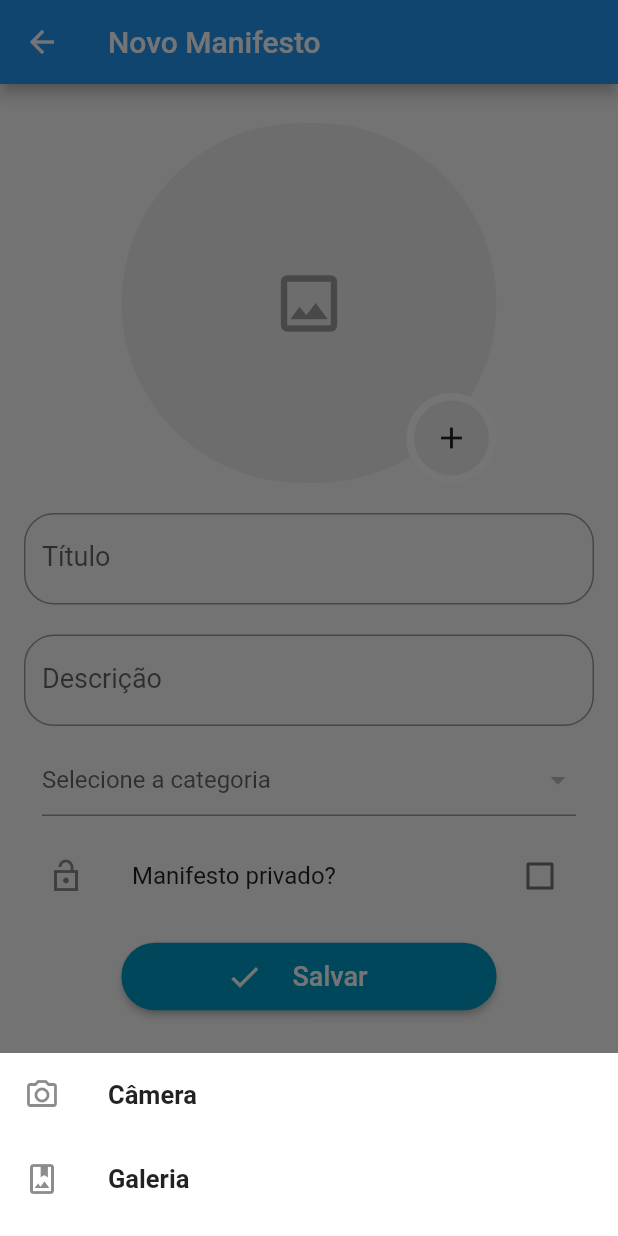
After one commit to layshidani/puc-seu-louviral, a Flutter app: the NewReportPage screen opened by its route, after a tap on the "image" icon, on a phone screen of 412 x 824 dp. The commit adds this screen. Run offline on Flutter 3.47's test engine with Material 2 defaults, Android fonts, the phone set to English and light mode, and no system bars; our stand-ins replace cloud_firestore, firebase_auth, firebase_core, firebase_storage, flutter_advanced_drawer, get and 3 more; accounts and stored records are empty; project files that could hold a hidden picture were left out.

Commit message:
feat: criacao da tela de adicionar report

```diff
--- /dev/null
+++ b/seu_lourival/lib/app/modules/report/new_report/binding.dart
@@ -0,0 +1,11 @@
+import 'package:get/instance_manager.dart';
+import 'package:image_picker/image_picker.dart';
+import 'controller.dart';
+import 'repository.dart';
+
+class NewReportBinding implements Bindings {
+  @override
+  void dependencies() {
+    Get.put(NewReportController(NewReportRepository()));
+  }
+}
--- /dev/null
+++ b/seu_lourival/lib/app/modules/report/new_report/controller.dart
@@ -0,0 +1,89 @@
+import 'dart:io';
+import 'dart:math';
+
+import 'package:cloud_firestore/cloud_firestore.dart';
+import 'package:get/get.dart';
+import 'package:get/get_state_manager/get_state_manager.dart';
+import 'package:image_picker/image_picker.dart';
+import 'package:seu_lourival/routes/routes.dart';
+import 'repository.dart';
+
+class NewReportController extends GetxController {
+  //repository
+  final NewReportRepository _repository;
+
+  //loading
+  final _isLoading = false.obs;
+  bool get isLoading => _isLoading.value;
+  set isLoading(bool value) => _isLoading.value = value;
+
+  //private report
+  final _isPrivateReport = false.obs;
+  bool get isPrivateReport => _isPrivateReport.value;
+  set isPrivateReport(bool value) => _isPrivateReport.value = value;
+
+  //category list
+  List<Category> categories = [];
+  Rx<String?> selectedCategory = null.obs;
+
+  //image file path
+  var path = "".obs;
+
+  //form model
+  final formModel = AddReportFormModel();
+
+  NewReportController(this._repository);
+
+  @override
+  void onInit() async {
+    isLoading = true;
+    categories = await _repository.getCategories();
+    isLoading = false;
+    super.onInit();
+  }
+
+  Future<void> saveReport({required Function onSuccess}) async {
+    isLoading = true;
+    // final ref =
+    //     "reports/uuid_aleatorio_do_usuario_${Random().nextInt(999)}/${DateTime.now().toString()}";
+    // final uploadedURL = await _repository.uploadImage(
+    //     file: File(formModel.imagePath), ref: ref);
+    // final author = Author(
+    //     uuid: "a123ubl1j2hl2k3h4lkjh",
+    //     name: "Bryan Barreto",
+    //     phone: "5521912121212");
+    // final report = Report(
+    //   title: formModel.title,
+    //   description: formModel.description,
+    //   photoURL: uploadedURL,
+    //   createdAt: DateTime.now(),
+    //   updatedAt: DateTime.now(),
+    //   status: "Em aberto",
+    //   author: author,
+    //   isPrivate: formModel.isPrivate,
+    // );
+    // await _repository.addReport(report);
+    await Future.delayed(3.seconds);
+    isLoading = false;
+    onSuccess();
+  }
+}
+
+class AddReportFormModel {
+  String title = "";
+  String description = "";
+  String category = "";
+  String imagePath = "";
+  bool isPrivate = false;
+
+  @override
+  String toString() {
+    return "{"
+        "title: $title,"
+        " description: $description, "
+        "category: $category,"
+        " imagePath: $imagePath,"
+        " isPrivate: $isPrivate"
+        "}";
+  }
+}
--- /dev/null
+++ b/seu_lourival/lib/app/modules/report/new_report/page.dart
@@ -0,0 +1,231 @@
+import 'dart:io';
+
+import 'package:flutter/material.dart';
+import 'package:get/get.dart';
+import 'package:get/instance_manager.dart';
+import 'package:image_picker/image_picker.dart';
+import 'package:seu_lourival/app/modules/report/new_report/strings.dart';
+import 'package:seu_lourival/core/values/spacing.dart';
+import 'package:seu_lourival/global_widgets/design_system/button/icon_button.dart';
+import 'package:seu_lourival/global_widgets/design_system/field/text_field.dart';
+import 'controller.dart';
+
+class NewReportPage extends StatelessWidget {
+  NewReportPage({Key? key}) : super(key: key);
+  final _controller = Get.find<NewReportController>();
+  final _picker = ImagePicker();
+
+  void _showModalBottomSheet() {
+    Get.bottomSheet(
+      Column(
+        mainAxisSize: MainAxisSize.min,
+        children: [
+          BottomSheetOption(
+            title: "Câmera",
+            onTap: () {
+              _showImagePicker(ImageSource.camera);
+            },
+            iconData: Icons.camera_alt_outlined,
+          ),
+          BottomSheetOption(
+            title: "Galeria",
+            onTap: () {
+              _showImagePicker(ImageSource.gallery);
+            },
+            iconData: Icons.photo_album_outlined,
+          ),
+          SizedBox(height: 10),
+        ],
+      ),
+      backgroundColor: Colors.white,
+      isDismissible: true,
+    );
+  }
+
+  void _showImagePicker(ImageSource source) async {
+    //dismiss bottom sheet
+    Get.back();
+
+    final file = await _picker.pickImage(source: source);
+    if (file != null) {
+      _controller.path.value = file.path;
+      _controller.formModel.imagePath = file.path;
+    }
+  }
+
+  @override
+  Widget build(BuildContext context) {
+    return Scaffold(
+      appBar: AppBar(
+        title: Text(NewReportStrings.title),
+      ),
+      body: Obx(
+        () => _controller.isLoading
+            ? Center(
+                child: CircularProgressIndicator(),
+              )
+            : SingleChildScrollView(
+                padding: EdgeInsets.all(Spacing.s4),
+                child: Column(
+                  children: [
+                    InkWell(
+                      onTap: () {
+                        _showModalBottomSheet();
+                      },
+                      child: Stack(
+                        alignment: Alignment.bottomRight,
+                        children: <Widget>[
+                          Container(
+                            height: 250,
+                            width: 250,
+                            padding: EdgeInsets.only(top: 10),
+                            child: ClipRRect(
+                              borderRadius: BorderRadius.circular(150),
+                              child: Container(
+                                height: 250,
+                                width: 250,
+                                color: Colors.grey[200],
+                                child: _controller.path.isNotEmpty
+                                    ? Image.file(
+                                        File(_controller.path.value),
+                                        fit: BoxFit.fill,
+                                      )
+                                    : Icon(Icons.image_outlined,
+                                        size: 50, color: Colors.grey[500]),
+                              ),
+                            ),
+                          ),
+                          Container(
+                            height: 60,
+                            width: 60,
+                            decoration: const BoxDecoration(
+                              shape: BoxShape.circle,
+                              color: Colors.white,
+                            ),
+                            padding: const EdgeInsets.all(5),
+                            child: Container(
+                              decoration: BoxDecoration(
+                                  shape: BoxShape.circle,
+                                  color: Colors.grey[200]),
+                              child: Icon(
+                                _controller.path.isNotEmpty
+                                    ? Icons.edit
+                                    : Icons.add,
+                              ),
+                            ),
+                          ),
+                        ],
+                      ),
+                    ),
+                    DSTextField(
+                      labelText: NewReportStrings.reportTitle,
+                      validator: (value) {
+                        return value != null && value.trim().isEmpty
+                            ? "Campo obrigatório"
+                            : null;
+                      },
+                      onChange: (value) {
+                        _controller.formModel.title = value;
+                      },
+                    ),
+                    DSTextField(
+                      labelText: NewReportStrings.reportDescription,
+                      maxLines: null,
+                      validator: (value) {
+                        return value != null && value.trim().isEmpty
+                            ? "Campo obrigatório"
+                            : null;
+                      },
+                      onChange: (value) {
+                        _controller.formModel.description = value;
+                      },
+                    ),
+                    Padding(
+                      padding: EdgeInsets.all(Spacing.s3),
+                      child: DropdownButtonFormField<String>(
+                        isExpanded: true,
+                        value: _controller.selectedCategory.value,
+                        hint: Text("Selecione a categoria"),
+                        items: _controller.categories.map((category) {
+                          return DropdownMenuItem(
+                            value: category.title,
+                            child: category.title.trim().isEmpty
+                                ? Text("")
+                                : Text("${category.icon} - ${category.title}"),
+                          );
+                        }).toList(),
+                        onChanged: (value) {
+                          print(value);
+                          _controller.formModel.category = value ?? "";
+                          // _controller.selectedCategory.value = value!;
+                        },
+                        validator: (value) {
+                          return value != null && value.trim().isEmpty
+                              ? "Campo obrigatório"
+                              : null;
+                        },
+                      ),
+                    ),
+                    CheckboxListTile(
+                      value: _controller.isPrivateReport,
+                      onChanged: (value) {
+                        _controller.isPrivateReport = value ?? false;
+                      },
+                      title: Text(NewReportStrings.privateReport),
+                      secondary: Icon(
+                        _controller.isPrivateReport
+                            ? Icons.lock
+                            : Icons.lock_open_sharp,
+                      ),
+                    ),
+                    SizedBox(height: 10),
+                    DSIconButton(
+                        buttonText: "Salvar",
+                        onPressAction: () {
+                          _controller.saveReport(
+                            onSuccess: () {
+                              Get.back();
+                              Get.showSnackbar(
+                                GetSnackBar(
+                                  title: "Sucesso",
+                                  message: "Seu manifesto foi cadastrado",
+                                  duration: 3.seconds,
+                                ),
+                              );
+                            },
+                          );
+                        }),
+                  ],
+                ),
+              ),
+      ),
+    );
+  }
+}
+
+class BottomSheetOption extends StatelessWidget {
+  final String title;
+  final VoidCallback onTap;
+  final IconData iconData;
+
+  BottomSheetOption({
+    required this.title,
+    required this.onTap,
+    required this.iconData,
+  });
+
+  @override
+  Widget build(BuildContext context) {
+    return ListTile(
+      onTap: onTap,
+      leading: Icon(iconData),
+      title: Text(
+        title,
+        style: TextStyle(
+          fontSize: 17,
+          fontWeight: FontWeight.bold,
+        ),
+      ),
+    );
+  }
+}
--- /dev/null
+++ b/seu_lourival/lib/app/modules/report/new_report/repository.dart
@@ -0,0 +1,92 @@
+import 'dart:io';
+
+import 'package:cloud_firestore/cloud_firestore.dart';
+import 'package:firebase_storage/firebase_storage.dart';
+import 'package:flutter/foundation.dart';
+import 'package:seu_lourival/app/modules/report/new_report/controller.dart';
+
+class NewReportRepository {
+  final _firestore = FirebaseFirestore.instance;
+  final _storage = FirebaseStorage.instance;
+  final categoryCollection = "categories";
+  final reportCollection = "reports";
+
+  Future<List<Category>> getCategories() async {
+    final result =
+        await _firestore.collection(categoryCollection).orderBy("title").get();
+    final categories = result.docs.map((doc) {
+      return Category.fromJson(doc.data());
+    }).toList();
+    return categories;
+  }
+
+  Future<void> addReport(Report model) async {
+    await _firestore.collection(reportCollection).add(model.toJson());
+  }
+
+  Future<String> uploadImage({required File file, required String ref}) async {
+    final result = await _storage.ref(ref).putFile(file);
+    return await result.ref.getDownloadURL();
+  }
+}
+
+class Category {
+  final String title;
+  final String icon;
+  Category({required this.title, required this.icon});
+
+  factory Category.fromJson(Map<String, dynamic> json) {
+    return Category(
+      title: json["title"],
+      icon: json["icon"],
+    );
+  }
+}
+
+class Report {
+  final String title;
+  final String description;
+  final String photoURL;
+  final DateTime createdAt;
+  final DateTime updatedAt;
+  final String status;
+  final Author author;
+  final bool isPrivate;
+
+  Report({
+    required this.title,
+    required this.description,
+    required this.photoURL,
+    required this.createdAt,
+    required this.updatedAt,
+    required this.status,
+    required this.author,
+    required this.isPrivate,
+  });
+
+  Map<String, dynamic> toJson() {
+    return {
+      "title": this.title,
+      "description": this.description,
+      "photoURL": this.photoURL,
+      "createdAt": this.createdAt,
+      "updatedAt": this.updatedAt,
+      "status": this.status,
+      "name": this.author.name,
+      "phone": this.author.phone,
+      "isPrivate": this.isPrivate,
+    };
+  }
+}
+
+class Author {
+  final String uuid;
+  final String name;
+  final String phone;
+
+  Author({
+    required this.uuid,
+    required this.name,
+    required this.phone,
+  });
+}
--- /dev/null
+++ b/seu_lourival/lib/app/modules/report/new_report/strings.dart
@@ -0,0 +1,9 @@
+class NewReportStrings {
+  //page
+  static const title = "Novo Manifesto";
+
+  //form
+  static const privateReport = "Manifesto privado?";
+  static const reportTitle = "Título";
+  static const reportDescription = "Descrição";
+}
--- a/seu_lourival/lib/routes/pages.dart
+++ b/seu_lourival/lib/routes/pages.dart
@@ -1,11 +1,12 @@
 import 'package:get/route_manager.dart';
+import 'package:seu_lourival/_debug/page.dart';
 import 'package:seu_lourival/app/modules/login/binding.dart';
 import 'package:seu_lourival/app/modules/login/page.dart';
+import 'package:seu_lourival/app/modules/report/new_report/binding.dart';
+import 'package:seu_lourival/app/modules/report/new_report/page.dart';
 import 'package:seu_lourival/app/modules/sms_validation/binding.dart';
 import 'package:seu_lourival/app/modules/sms_validation/page.dart';
 import 'package:seu_lourival/routes/routes.dart';
-
-import '../app/modules/report/page.dart';
 
 class Pages {
   static List<GetPage<dynamic>>? pages = [
@@ -20,8 +21,13 @@ class Pages {
       binding: SmsValidationBinding(),
     ),
     GetPage(
-      name: Routes.reportList,
-      page: () => ReportListPage(),
+      name: Routes.newReport,
+      page: () => NewReportPage(),
+      binding: NewReportBinding(),
+    ),
+    GetPage(
+      name: Routes.debug,
+      page: () => DebugHomePage(),
     ),
   ];
 }
--- a/seu_lourival/lib/routes/routes.dart
+++ b/seu_lourival/lib/routes/routes.dart
@@ -1,5 +1,7 @@
 class Routes {
+  static const debug = "/debug";
   static const login = "/login";
   static const smsValidation = "/sms-validation";
   static const reportList = "/report-list";
+  static const newReport = "/new-report";
 }
--- a/seu_lourival/pubspec.yaml
+++ b/seu_lourival/pubspec.yaml
@@ -14,11 +14,13 @@ dependencies:
   cupertino_icons: ^1.0.2
   get: ^4.6.5
   flutter_advanced_drawer: ^1.3.2
-  firebase_core: ^1.18.0
   firebase_auth: ^3.3.20
   lottie: ^1.3.0
   pin_code_fields: ^7.4.0
   cloud_firestore: ^3.2.1
+  firebase_core: ^1.19.1
+  image_picker: ^0.8.5+3
+  firebase_storage: ^10.3.1
 
 dev_dependencies:
   flutter_test:
```
Also changed, not shown: seu_lourival/lib/_debug/page.dart (+28 -0 lines), seu_lourival/lib/app/modules/report/page.dart (deleted, +0 -12 lines), seu_lourival/lib/app/widgets/custom_loading.dart (+4 -4 lines), seu_lourival/lib/main.dart (+25 -5 lines), seu_lourival/lib/firebase_options.dart, seu_lourival/pubspec.lock, 3 other files.
